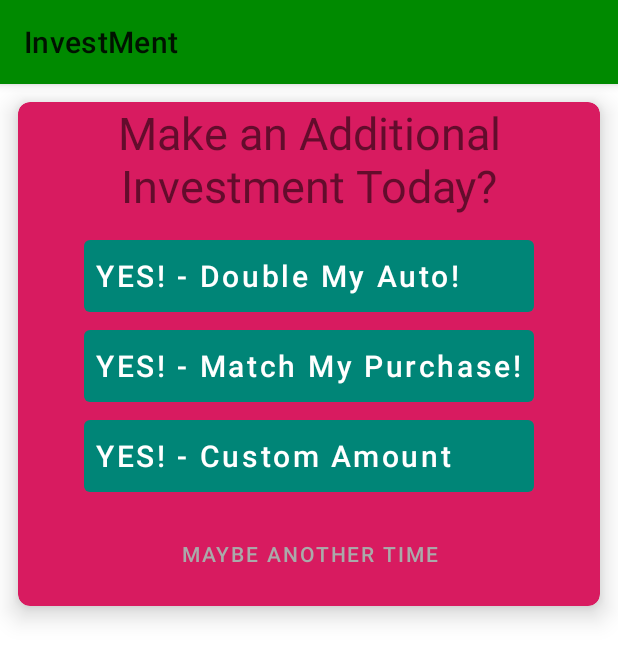
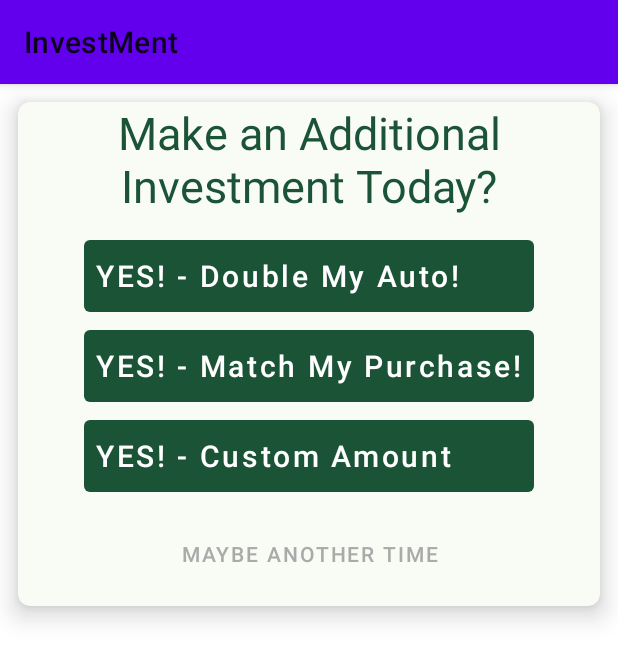
Before and after one commit to Andy9814/ML_Budgeting, an Android app: the screen it shows after launch (InvestmentLayout), on a phone screen of 412 x 824 dp. Shown: the top 661 px of the screen. Run offline under Robolectric (Android 15) with nearby library versions, the phone set to English and light mode, and no system bars.

Commit message:
fixing some colour stuff

```diff
--- a/app/src/main/res/layout/activity_budget_layout.xml
+++ b/app/src/main/res/layout/activity_budget_layout.xml
@@ -179,7 +179,9 @@
                     android:layout_width="0dp"
                     android:layout_height="wrap_content"
                     android:scaleY="3"
-                    android:secondaryProgressTint="@color/colorAccent"
+                    android:progressBackgroundTint="@color/progressRemaining"
+                    android:progressTint="@color/progressDone"
+                    android:secondaryProgressTint="@color/progressPotential"
                     app:layout_constraintLeft_toLeftOf="parent"
                     app:layout_constraintRight_toLeftOf="@+id/tvCurrentBudget"
                     app:layout_constraintBottom_toBottomOf="parent"
--- a/app/src/main/res/layout/activity_investment_layout.xml
+++ b/app/src/main/res/layout/activity_investment_layout.xml
@@ -4,7 +4,8 @@
     xmlns:tools="http://schemas.android.com/tools"
     android:layout_width="match_parent"
     android:layout_height="match_parent"
-    tools:context=".InvestmentLayout">
+    tools:context=".InvestmentLayout"
+    >
 
 
     <com.google.android.material.card.MaterialCardView
@@ -15,7 +16,7 @@
         app:cardCornerRadius="8dp"
         app:cardElevation="10dp"
 
-        android:backgroundTint="@color/colorAccent"
+        android:backgroundTint="@color/colorBackgroundDark"
         app:layout_constraintTop_toTopOf="parent"
         app:layout_constraintLeft_toLeftOf="parent"
         app:layout_constraintRight_toRightOf="parent"
@@ -28,6 +29,7 @@
 
 
             <TextView
+                android:textColor="@color/colorPrimaryDark"
                 android:id="@+id/InvestmentTextView"
                 android:layout_width="0dp"
                 android:layout_height="wrap_content"
--- a/app/src/main/res/values/colors.xml
+++ b/app/src/main/res/values/colors.xml
@@ -1,6 +1,56 @@
 <?xml version="1.0" encoding="utf-8"?>
 <resources>
-    <color name="colorPrimary">#008577</color>
-    <color name="colorPrimaryDark">#00574B</color>
-    <color name="colorAccent">#D81B60</color>
+    <color name="colorPrimary">#008A00</color>
+    <color name="colorPrimaryDark">#1A5336</color>
+    <color name="colorBackground">#FFF</color>
+    <color name="colorBackgroundDark">#F9FCF4</color>
+
+    <color name="progressDone">#F00</color>
+    <color name="progressPotential">#FFA500 </color>
+    <color name="progressRemaining">#00FF66</color>
 </resources>
+
+
+    <!--    <item name="colorPrimary">#008a00</item>-->
+    <!--    <item name="colorPrimaryDark">#1a5336</item>-->
+    <!--    <item name="colorAccent">#f9fcf4</item>-->
+    <!--    <item name="colorSecondary">#f9fcf4</item>-->
+
+
+<!--    &lt;!&ndash;Color&ndash;&gt;-->
+
+<!--    &lt;!&ndash;Material uses an organized approach to applying color by providing a set of attributes &ndash;&gt;-->
+<!--    &lt;!&ndash;which define the color of generalized UI elements such as backgrounds, surfaces, type &ndash;&gt;-->
+<!--    &lt;!&ndash;and icons. Using these attributes throughout your app makes it easy to change a single &ndash;&gt;-->
+<!--    &lt;!&ndash;color, or the entire theme, and have those changes cascade through the interface.&ndash;&gt;-->
+
+<!--    &lt;!&ndash;Color is customized by overriding Material Components color attributes with custom &ndash;&gt;-->
+<!--    &lt;!&ndash;color values. In this project, your theme’s color attributes are already overridden &ndash;&gt;-->
+<!--    &lt;!&ndash;with default values defined in this file, color.xml.  Change any of the values in &ndash;&gt;-->
+<!--    &lt;!&ndash;this file to see changes applied across all elements of your app.&ndash;&gt;-->
+
+<!--    &lt;!&ndash;LIGHT COLOR THEME&ndash;&gt;-->
+
+<!--    &lt;!&ndash;colorPrimary colors map to components and elements, such as app bars and buttons. &ndash;&gt;-->
+<!--    &lt;!&ndash;colorSecondary colors are most often used as accents on components, such as FABs and &ndash;&gt;-->
+<!--    &lt;!&ndash;selection controls.&ndash;&gt;-->
+<!--<color name="color_primary">#008a00</color>-->
+<!--<color name="color_primary_variant">#1a5336</color>-->
+<!--<color name="color_secondary">#03dac6</color>-->
+<!--<color name="color_secondary_variant">#018786</color>-->
+
+<!--    &lt;!&ndash;colorBackground appears behind scrollable content and is used for the default window&ndash;&gt;-->
+<!--    &lt;!&ndash;background. colorSurface is mapped to the surface of components such as cards, sheets&ndash;&gt;-->
+<!--    &lt;!&ndash;and menus. colorError is used to indicate an error state for components such as&ndash;&gt;-->
+<!--    &lt;!&ndash;text fields.&ndash;&gt;-->
+<!--<color name="color_background">#ffffff</color>-->
+<!--<color name="color_surface">#f9fcf4</color>-->
+<!--<color name="color_error">#b00020</color>-->
+
+<!--    &lt;!&ndash;"On" colors define how text, icons and strokes are colored in relation to the surface&ndash;&gt;-->
+<!--    &lt;!&ndash;on which they appear.&ndash;&gt;-->
+<!--<color name="color_on_primary">#ffffff</color>-->
+<!--<color name="color_on_secondary">#000000</color>-->
+<!--<color name="color_on_background">#000000</color>-->
+<!--<color name="color_on_surface">#000000</color>-->
+<!--<color name="color_on_error">#ffffff</color>-->
--- a/app/src/main/res/values/styles.xml
+++ b/app/src/main/res/values/styles.xml
@@ -1,13 +1,10 @@
 <resources>
 
+
+
 <!-- Base application theme. -->
-<style name="AppTheme" parent="Theme.MaterialComponents.DayNight">
+<style name="AppTheme" parent="Theme.MaterialComponents.Light">
     <!-- Customize your theme here. -->
-    <item name="colorPrimary">#008a00</item>
-    <item name="colorPrimaryDark">#1a5336</item>
-    <item name="colorAccent">#f9fcf4</item>
-    <item name="colorSecondary">#f9fcf4</item>
-    <item name="colorBackgroundFloating">#f9fcf4</item>
     <item name="android:windowActionBar">false</item>
     <item name="android:windowNoTitle">true</item>
 </style>
@@ -25,8 +22,8 @@
     </style>
 
     <style name="Alert.Button.Positive" parent="Widget.MaterialComponents.Button.TextButton">
-        <item name="backgroundTint">@color/colorPrimary</item>
-        <item name="rippleColor">@color/colorAccent</item>
+        <item name="backgroundTint">@color/colorPrimaryDark</item>
+<!--        <item name="rippleColor">  @color/colorAccent</item>-->
         <item name="android:textColor">@android:color/white</item>
         <item name="android:textSize">14sp</item>
         <item name="android:textAllCaps">false</item>
@@ -34,7 +31,7 @@
 
     <style name="Alert.Button.Neutral" parent="Widget.MaterialComponents.Button.TextButton">
         <item name="backgroundTint">@android:color/transparent</item>
-        <item name="rippleColor">@color/colorAccent</item>
+<!--        <item name="rippleColor">@color/colorAccent</item>-->
         <item name="android:textColor">@android:color/darker_gray</item>
         <item name="android:textSize">14sp</item>
     </style>
```
